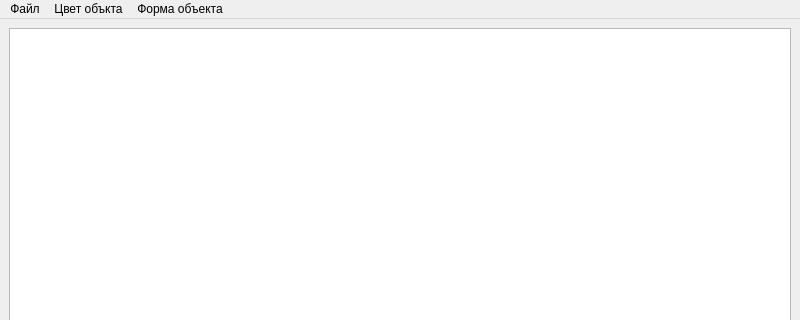
Before: the Qt Designer form Practice/Task4/main-proj/mainwindow.ui in fangarm8/Study, drawn with Qt 5; both pictures show x 0 to 800 and y 0 to 320 of the 800 by 600 pixel window.
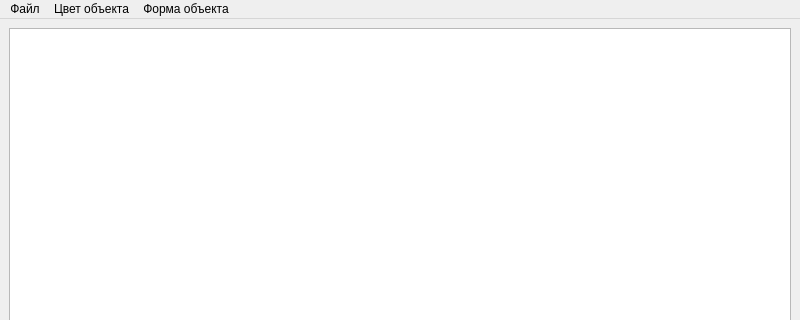
After: the same form once the commit is applied.

What changed in the file:
```diff
--- a/Practice/Task4/main-proj/mainwindow.ui
+++ b/Practice/Task4/main-proj/mainwindow.ui
@@ -38,7 +38,7 @@
    </widget>
    <widget class="QMenu" name="menu_2">
     <property name="title">
-     <string>Цвет объкта</string>
+     <string>Цвет объекта</string>
     </property>
     <addaction name="SelectColor"/>
    </widget>
```
Left out of the diff: 12 changed lines with no effect on the pictures.
